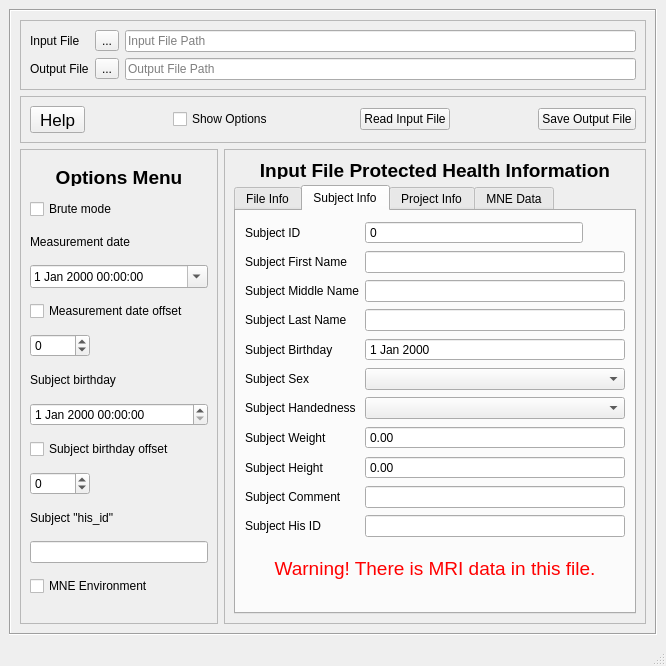
The window that applications/mne_anonymize/mainwindow.ui (mne-tools/mne-cpp) describes before a commit, drawn with Qt 5.
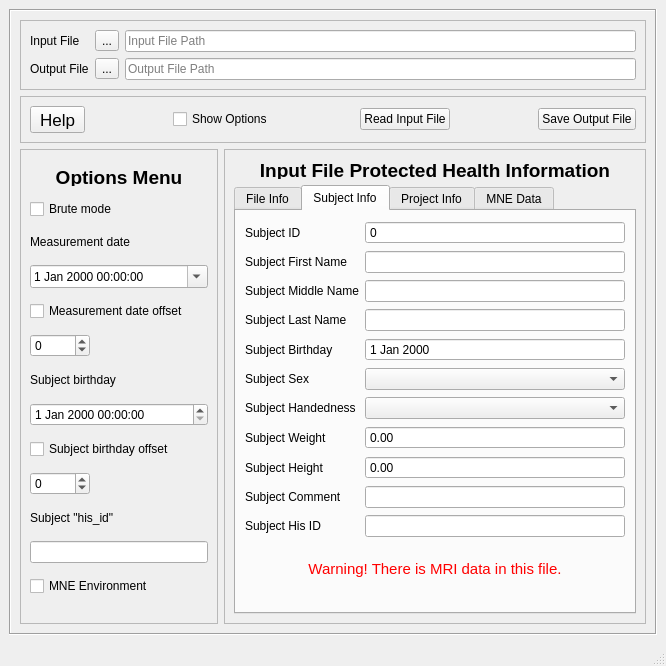
The same window after the commit. The open tabs and pages were chosen to show the change.

Commit message: set default vars for height width

```diff
--- a/applications/mne_anonymize/mainwindow.ui
+++ b/applications/mne_anonymize/mainwindow.ui
@@ -76,8 +76,8 @@
         <rect>
          <x>0</x>
          <y>0</y>
-         <width>638</width>
-         <height>611</height>
+         <width>644</width>
+         <height>623</height>
         </rect>
        </property>
        <layout class="QVBoxLayout" name="verticalLayout_2">
@@ -739,7 +739,7 @@
                    <widget class="QSpinBox" name="spinBoxSubjectIDExtra">
                     <property name="maximumSize">
                      <size>
-                      <width>218</width>
+                      <width>16777215</width>
                       <height>16777215</height>
                      </size>
                     </property>
@@ -780,7 +780,7 @@
                      </size>
                     </property>
                     <property name="text">
-                     <string>&lt;html&gt;&lt;head/&gt;&lt;body&gt;&lt;p&gt;&lt;span style=&quot; font-size:14pt; color:#ff0000;&quot;&gt;Warning! There is MRI data in this file.&lt;/span&gt;&lt;/p&gt;&lt;/body&gt;&lt;/html&gt;</string>
+                     <string>&lt;html&gt;&lt;head/&gt;&lt;body&gt;&lt;p&gt;&lt;span style=&quot; font-size:11pt; color:#ff0000;&quot;&gt;Warning! There is MRI data in this file.&lt;/span&gt;&lt;/p&gt;&lt;/body&gt;&lt;/html&gt;</string>
                     </property>
                     <property name="textFormat">
                      <enum>Qt::RichText</enum>
```
Left out of the diff: 8 changed lines with no effect on the pictures. The commit also changes 2 other files.
